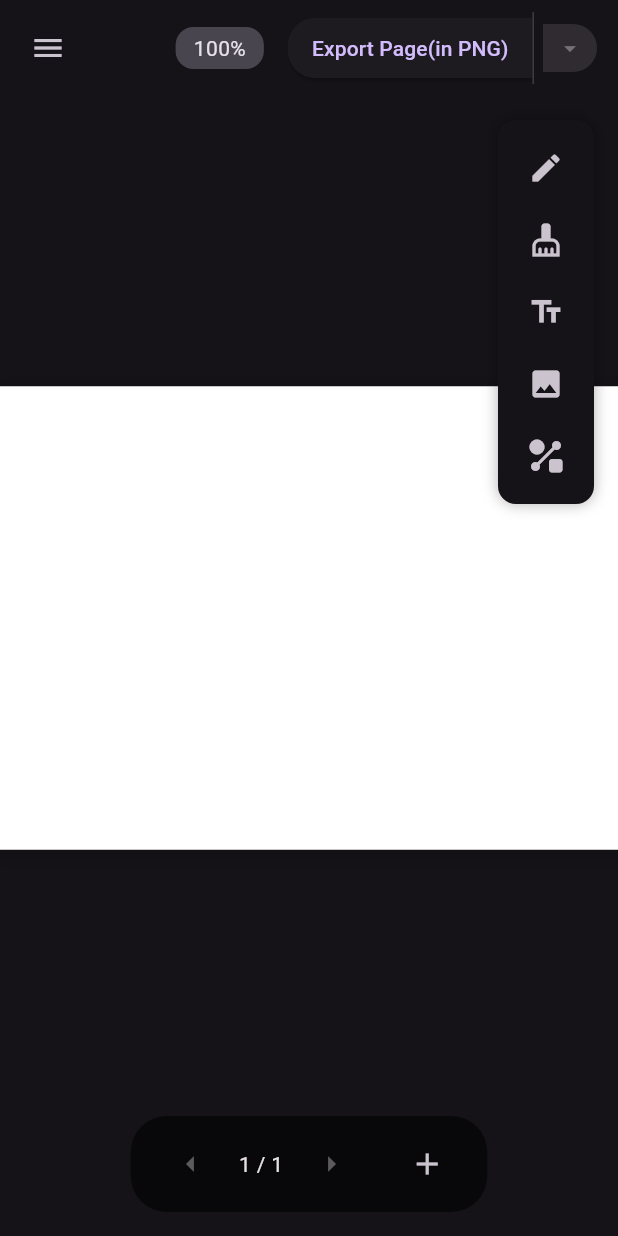
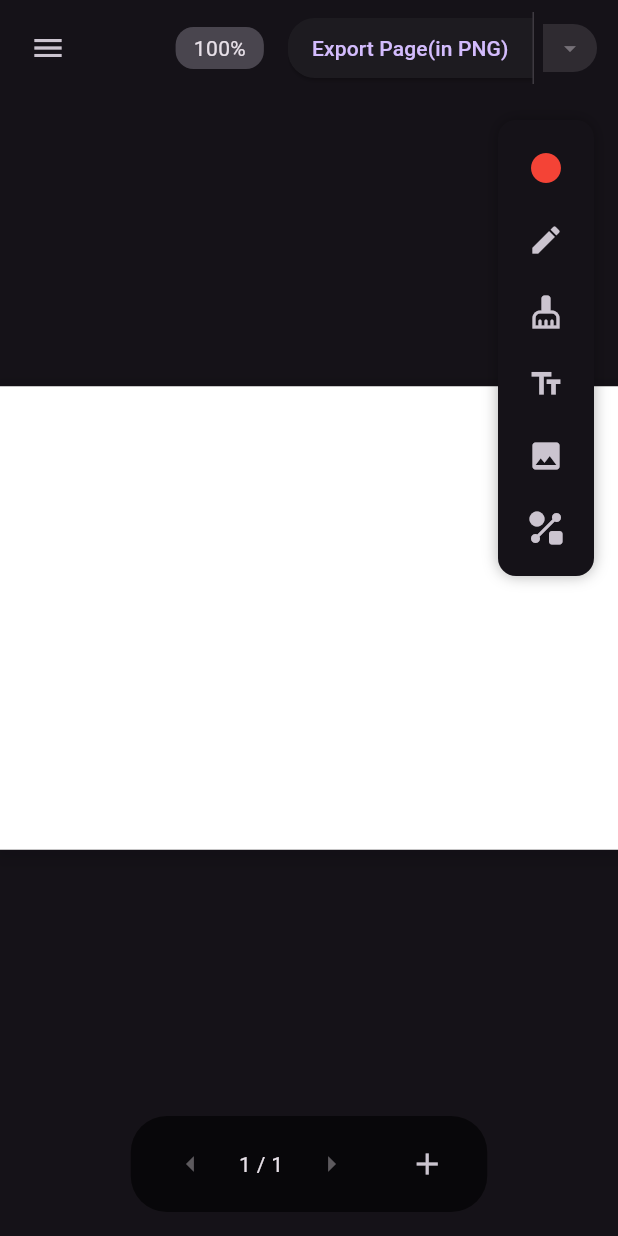
Before and after one commit to shashankdaima/flutter-canvas-board-app, a Flutter app: the screen it shows after launch, on a phone screen of 412 x 824 dp. Run offline on Flutter 3.47's test engine with Material 3 defaults, Android fonts, the light colour scheme and no system bars; our stand-ins replace pdf; missing offline and left inert: dart:html, defer_pointer.

Commit message:
added some lazer feature 1

```diff
--- a/lib/providers/edit_mode_provider.dart
+++ b/lib/providers/edit_mode_provider.dart
@@ -22,4 +22,5 @@ enum EditMode {
   text,
   image,
   shape,
+  lazer
 }
--- a/lib/widgets/home.dart
+++ b/lib/widgets/home.dart
@@ -87,7 +87,6 @@ class Home extends StatelessWidget {
                       ),
                       const SizedBox(width: 16),
                       const ExportButton(),
-
                     ],
                   );
                 },
@@ -166,6 +165,35 @@ class Home extends StatelessWidget {
                 builder: (context, editModeProvider, _) {
                   return Column(
                     children: [
+                      IconButton(
+                        icon: const Icon(
+                          Icons.circle,
+                          color: Colors.red,
+                        ),
+                        tooltip: 'Lazer',
+                        color: editModeProvider.currentMode == EditMode.lazer
+                            ? theme.colorScheme.primary
+                            : null,
+                        onPressed: () {
+                          if (editModeProvider.currentMode == EditMode.lazer) {
+                            editModeProvider.setMode(null);
+                          } else {
+                            editModeProvider.setMode(EditMode.lazer);
+                          }
+                        },
+                        style: ButtonStyle(
+                          backgroundColor:
+                              MaterialStateProperty.resolveWith<Color?>(
+                            (Set<MaterialState> states) {
+                              if (editModeProvider.currentMode ==
+                                  EditMode.lazer) {
+                                return Colors.red.shade900;
+                              }
+                              return null;
+                            },
+                          ),
+                        ),
+                      ),
                       IconButton(
                         icon: const Icon(Icons.edit),
                         tooltip: 'Pencil',
--- a/lib/widgets/page_content.dart
+++ b/lib/widgets/page_content.dart
@@ -41,7 +41,7 @@ class _PageContentState extends State<PageContent> {
     });
   }
 
- final GlobalKey repaintBoundaryKey = GlobalKey();
+  final GlobalKey repaintBoundaryKey = GlobalKey();
 
   @override
   void initState() {
@@ -50,6 +50,7 @@ class _PageContentState extends State<PageContent> {
     Provider.of<ExportHandlerProvider>(context, listen: false)
         .setRepaintBoundaryKey(repaintBoundaryKey);
   }
+
   @override
   Widget build(BuildContext context) {
     final currentMode = Provider.of<EditModeProvider>(context).currentMode;
@@ -93,7 +94,7 @@ class _PageContentState extends State<PageContent> {
         ),
 
         // Text mode selection area
-        if (currentMode == EditMode.text && activeMovableInfo==null)
+        if (currentMode == EditMode.text && activeMovableInfo == null)
           GestureDetector(
             onPanStart: (details) {
               setState(() {
```
